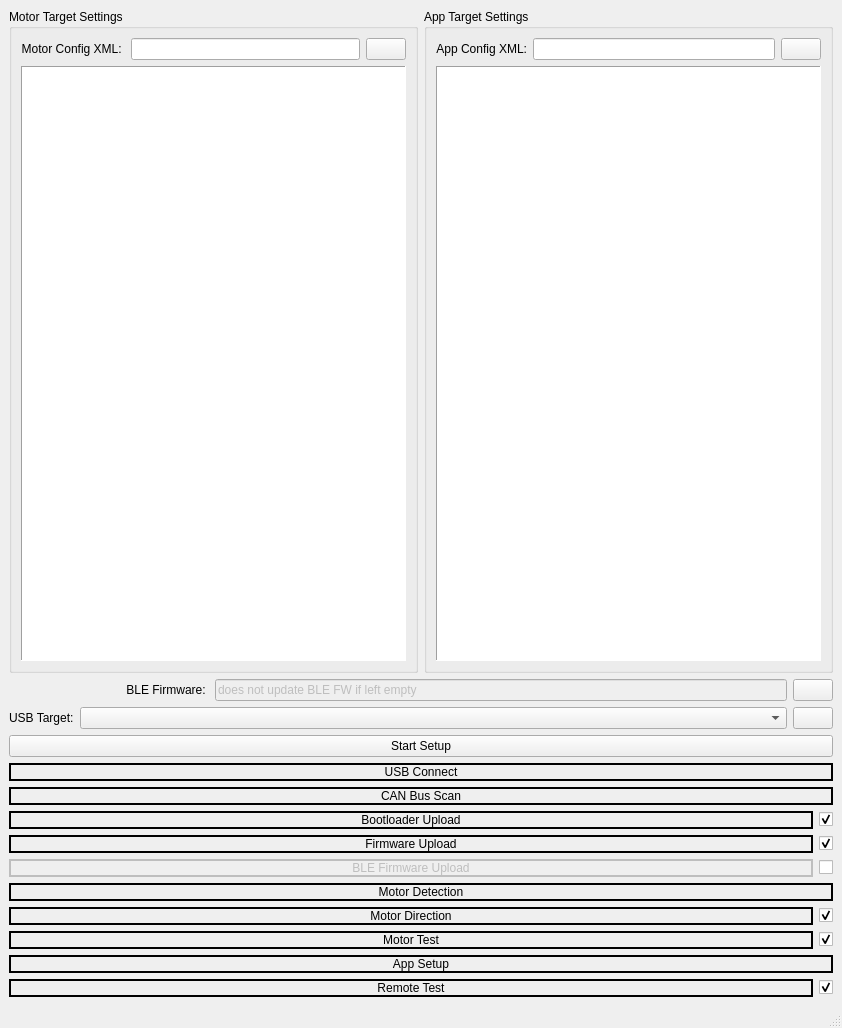
First picture: the form in boardsetupwindow.ui, repository vedderb/vesc_tool, before the edit.
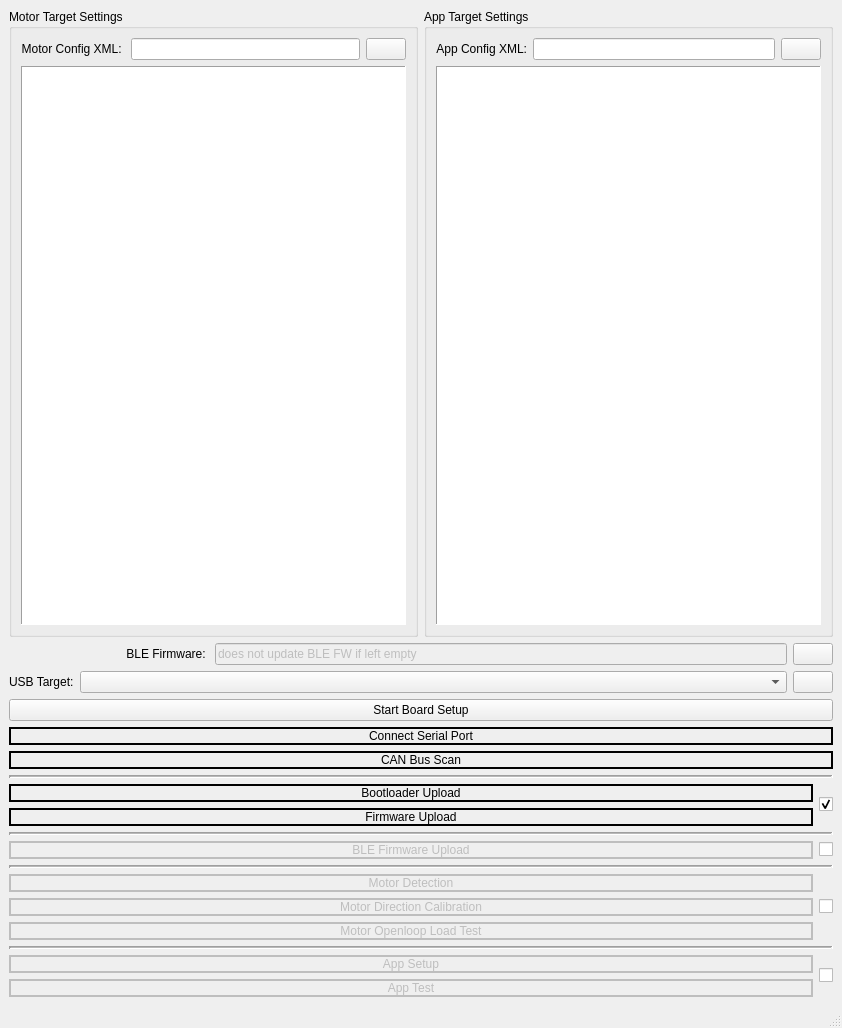
Second picture: the form after the edit. Icons and pictures are not drawn. Custom widgets are drawn as their Qt base class.

Commit message: more work on motor setup and testing

Patch:
```diff
--- a/boardsetupwindow.ui
+++ b/boardsetupwindow.ui
@@ -278,7 +278,7 @@
          <bool>true</bool>
         </property>
         <property name="text">
-         <string>Start Setup</string>
+         <string>Start Board Setup</string>
         </property>
        </widget>
       </item>
@@ -294,7 +294,7 @@
          <enum>QFrame::Plain</enum>
         </property>
         <property name="text">
-         <string>USB Connect</string>
+         <string>Connect Serial Port</string>
         </property>
         <property name="alignment">
          <set>Qt::AlignCenter</set>
@@ -320,12 +320,27 @@
         </property>
        </widget>
       </item>
+      <item>
+       <widget class="Line" name="line">
+        <property name="lineWidth">
+         <number>2</number>
+        </property>
+        <property name="midLineWidth">
+         <number>1</number>
+        </property>
+        <property name="orientation">
+         <enum>Qt::Horizontal</enum>
+        </property>
+       </widget>
+      </item>
       <item>
        <layout class="QHBoxLayout" name="horizontalLayout_2">
         <property name="sizeConstraint">
          <enum>QLayout::SetNoConstraint</enum>
         </property>
         <item>
+         <layout class="QVBoxLayout" name="verticalLayout_5">
+          <item>
          <widget class="QLabel" name="bootloaderLabel">
           <property name="autoFillBackground">
            <bool>false</bool>
@@ -345,29 +360,6 @@
          </widget>
         </item>
         <item>
-         <widget class="QCheckBox" name="bootloaderCheckBox">
-          <property name="sizePolicy">
-           <sizepolicy hsizetype="Fixed" vsizetype="Fixed">
-            <horstretch>0</horstretch>
-            <verstretch>0</verstretch>
-           </sizepolicy>
-          </property>
-          <property name="layoutDirection">
-           <enum>Qt::RightToLeft</enum>
-          </property>
-          <property name="text">
-           <string/>
-          </property>
-          <property name="checked">
-           <bool>true</bool>
-          </property>
-         </widget>
-        </item>
-       </layout>
-      </item>
-      <item>
-       <layout class="QHBoxLayout" name="horizontalLayout_6">
-        <item>
          <widget class="QLabel" name="firmwareLabel">
           <property name="autoFillBackground">
            <bool>false</bool>
@@ -386,8 +378,10 @@
           </property>
          </widget>
         </item>
+         </layout>
+        </item>
         <item>
-         <widget class="QCheckBox" name="firmwareCheckBox">
+         <widget class="QCheckBox" name="bootloaderCheckBox">
           <property name="sizePolicy">
            <sizepolicy hsizetype="Fixed" vsizetype="Fixed">
             <horstretch>0</horstretch>
@@ -407,6 +401,19 @@
         </item>
        </layout>
       </item>
+      <item>
+       <widget class="Line" name="line_2">
+        <property name="lineWidth">
+         <number>2</number>
+        </property>
+        <property name="midLineWidth">
+         <number>1</number>
+        </property>
+        <property name="orientation">
+         <enum>Qt::Horizontal</enum>
+        </property>
+       </widget>
+      </item>
       <item>
        <layout class="QHBoxLayout" name="horizontalLayout_7">
         <item>
@@ -448,6 +455,9 @@
           <property name="text">
            <string/>
           </property>
+          <property name="checkable">
+           <bool>false</bool>
+          </property>
           <property name="checked">
            <bool>false</bool>
           </property>
@@ -455,8 +465,28 @@
         </item>
        </layout>
       </item>
+      <item>
+       <widget class="Line" name="line_3">
+        <property name="lineWidth">
+         <number>2</number>
+        </property>
+        <property name="midLineWidth">
+         <number>1</number>
+        </property>
+        <property name="orientation">
+         <enum>Qt::Horizontal</enum>
+        </property>
+       </widget>
+      </item>
+      <item>
+       <layout class="QHBoxLayout" name="horizontalLayout_16">
+        <item>
+         <layout class="QVBoxLayout" name="verticalLayout_3">
       <item>
        <widget class="QLabel" name="motorDetectionLabel">
+            <property name="enabled">
+             <bool>false</bool>
+            </property>
         <property name="autoFillBackground">
          <bool>false</bool>
         </property>
@@ -475,9 +505,10 @@
        </widget>
       </item>
       <item>
-       <layout class="QHBoxLayout" name="horizontalLayout_8">
-        <item>
          <widget class="QLabel" name="motorDirectionLabel">
+            <property name="enabled">
+             <bool>false</bool>
+            </property>
           <property name="autoFillBackground">
            <bool>false</bool>
           </property>
@@ -488,38 +519,18 @@
            <enum>QFrame::Plain</enum>
           </property>
           <property name="text">
-           <string>Motor Direction</string>
+             <string>Motor Direction Calibration</string>
           </property>
           <property name="alignment">
            <set>Qt::AlignCenter</set>
           </property>
          </widget>
         </item>
-        <item>
-         <widget class="QCheckBox" name="directionCheckBox">
-          <property name="sizePolicy">
-           <sizepolicy hsizetype="Fixed" vsizetype="Fixed">
-            <horstretch>0</horstretch>
-            <verstretch>0</verstretch>
-           </sizepolicy>
-          </property>
-          <property name="layoutDirection">
-           <enum>Qt::RightToLeft</enum>
-          </property>
-          <property name="text">
-           <string/>
-          </property>
-          <property name="checked">
-           <bool>true</bool>
-          </property>
-         </widget>
-        </item>
-       </layout>
-      </item>
-      <item>
-       <layout class="QHBoxLayout" name="horizontalLayout_9">
         <item>
          <widget class="QLabel" name="motorTestLabel">
+            <property name="enabled">
+             <bool>false</bool>
+            </property>
           <property name="autoFillBackground">
            <bool>false</bool>
           </property>
@@ -530,15 +541,17 @@
            <enum>QFrame::Plain</enum>
           </property>
           <property name="text">
-           <string>Motor Test</string>
+             <string>Motor Openloop Load Test</string>
           </property>
           <property name="alignment">
            <set>Qt::AlignCenter</set>
           </property>
          </widget>
         </item>
+         </layout>
+        </item>
         <item>
-         <widget class="QCheckBox" name="motorTestCheckBox">
+         <widget class="QCheckBox" name="motorDetectionCheckBox">
           <property name="sizePolicy">
            <sizepolicy hsizetype="Fixed" vsizetype="Fixed">
             <horstretch>0</horstretch>
@@ -551,15 +564,41 @@
           <property name="text">
            <string/>
           </property>
+          <property name="checkable">
+           <bool>false</bool>
+          </property>
           <property name="checked">
-           <bool>true</bool>
+           <bool>false</bool>
           </property>
          </widget>
         </item>
        </layout>
       </item>
       <item>
-       <widget class="QLabel" name="remoteTestLabel_3">
+       <widget class="Line" name="line_4">
+        <property name="frameShadow">
+         <enum>QFrame::Sunken</enum>
+        </property>
+        <property name="lineWidth">
+         <number>2</number>
+        </property>
+        <property name="midLineWidth">
+         <number>1</number>
+        </property>
+        <property name="orientation">
+         <enum>Qt::Horizontal</enum>
+        </property>
+       </widget>
+      </item>
+      <item>
+       <layout class="QHBoxLayout" name="horizontalLayout_17">
+        <item>
+         <layout class="QVBoxLayout" name="verticalLayout_6">
+          <item>
+           <widget class="QLabel" name="appSetupLabel">
+            <property name="enabled">
+             <bool>false</bool>
+            </property>
         <property name="autoFillBackground">
          <bool>false</bool>
         </property>
@@ -578,9 +617,10 @@
        </widget>
       </item>
       <item>
-       <layout class="QHBoxLayout" name="horizontalLayout_14">
-        <item>
          <widget class="QLabel" name="remoteTestLabel">
+            <property name="enabled">
+             <bool>false</bool>
+            </property>
           <property name="autoFillBackground">
            <bool>false</bool>
           </property>
@@ -591,15 +631,17 @@
            <enum>QFrame::Plain</enum>
           </property>
           <property name="text">
-           <string>Remote Test</string>
+             <string>App Test</string>
           </property>
           <property name="alignment">
            <set>Qt::AlignCenter</set>
           </property>
          </widget>
         </item>
+         </layout>
+        </item>
         <item>
-         <widget class="QCheckBox" name="remoteTestCheckBox">
+         <widget class="QCheckBox" name="appCheckBox">
           <property name="sizePolicy">
            <sizepolicy hsizetype="Fixed" vsizetype="Fixed">
             <horstretch>0</horstretch>
@@ -612,8 +654,11 @@
           <property name="text">
            <string/>
           </property>
+          <property name="checkable">
+           <bool>false</bool>
+          </property>
           <property name="checked">
-           <bool>true</bool>
+           <bool>false</bool>
           </property>
          </widget>
         </item>
```
Lines whose indentation alone changed are shown as unchanged. The commit also changes 2 other files.
